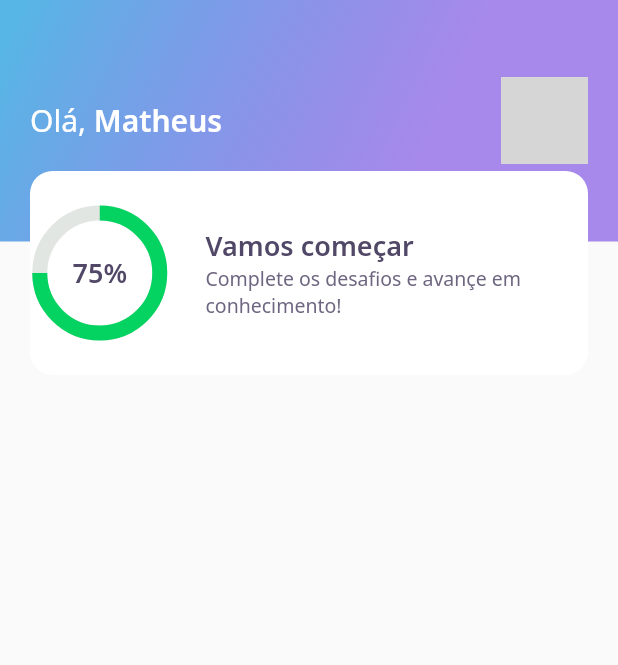
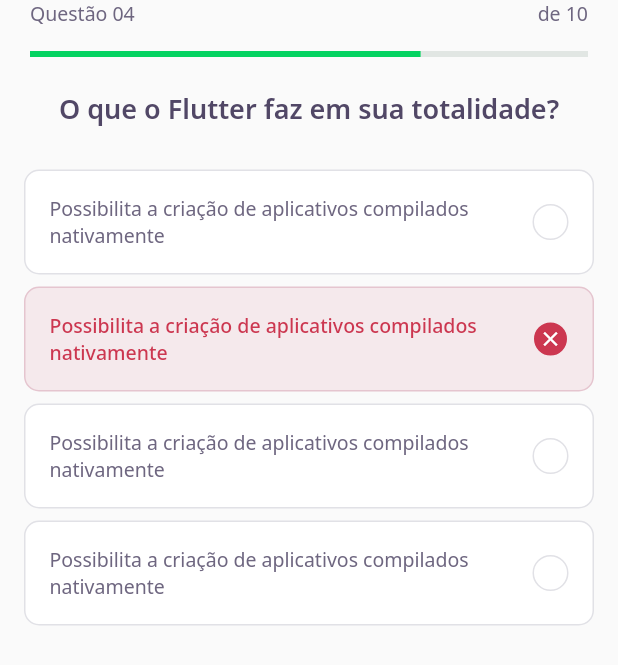
Before and after one commit to mitestainer/nlw5-flutter, a Flutter app: the screen it shows after launch, on a phone screen of 412 x 824 dp. Shown: the top 665 px of the screen. Run offline on Flutter 3.47's test engine with Material 2 defaults, Android fonts, the phone set to English and light mode, and no system bars; our stand-ins replace google_fonts; grey boxes are pictures that could not be loaded.

Commit message:
NLW#5 - Day 2

```diff
--- /dev/null
+++ b/lib/challenge/challenge_page.dart
@@ -0,0 +1,27 @@
+import 'package:devquiz/challenge/widgets/question_indicator/question_indicator_widget.dart';
+import 'package:devquiz/challenge/widgets/quiz/quiz_widget.dart';
+import 'package:flutter/material.dart';
+
+class ChallengePage extends StatefulWidget {
+  const ChallengePage({Key? key}) : super(key: key);
+
+  @override
+  _ChallengePageState createState() => _ChallengePageState();
+}
+
+class _ChallengePageState extends State<ChallengePage> {
+  @override
+  Widget build(BuildContext context) {
+    return Container(
+      child: Scaffold(
+        appBar: PreferredSize(
+          preferredSize: Size.fromHeight(60),
+          child: SafeArea(child: QuestionIndicatorWidget()),
+        ),
+        body: QuizWidget(
+          title: 'O que o Flutter faz em sua totalidade?',
+        ),
+      ),
+    );
+  }
+}
--- /dev/null
+++ b/lib/challenge/widgets/answer/answer_widget.dart
@@ -0,0 +1,83 @@
+import 'package:devquiz/core/app_colors.dart';
+import 'package:devquiz/core/app_text_styles.dart';
+import 'package:flutter/material.dart';
+
+class AnswerWidget extends StatelessWidget {
+  final String title;
+  final bool isRight;
+  final bool isSelected;
+  const AnswerWidget(
+      {Key? key,
+      required this.title,
+      this.isRight = false,
+      this.isSelected = false})
+      : super(key: key);
+
+  Color get _selectedColorRight =>
+      isRight ? AppColors.darkGreen : AppColors.darkRed;
+
+  Color get _selectedBorderRight =>
+      isRight ? AppColors.lightGreen : AppColors.lightRed;
+
+  Color get _selectedColorCardRight =>
+      isRight ? AppColors.lightGreen : AppColors.lightRed;
+
+  Color get _selectedBorderCardRight =>
+      isRight ? AppColors.green : AppColors.red;
+
+  TextStyle get _selectedTextStyleRight =>
+      isRight ? AppTextStyles.bodyDarkGreen : AppTextStyles.bodyDarkRed;
+
+  IconData get _selectedIconRight => isRight ? Icons.check : Icons.close;
+
+  @override
+  Widget build(BuildContext context) {
+    return Padding(
+      padding: const EdgeInsets.symmetric(
+        horizontal: 16,
+        vertical: 4,
+      ),
+      child: Container(
+        padding: EdgeInsets.all(16),
+        decoration: BoxDecoration(
+          color: isSelected ? _selectedColorCardRight : AppColors.white,
+          borderRadius: BorderRadius.circular(10),
+          border: Border.fromBorderSide(BorderSide(
+              color: isSelected ? _selectedBorderCardRight : AppColors.border)),
+        ),
+        child: Row(
+          mainAxisAlignment: MainAxisAlignment.spaceBetween,
+          children: [
+            Expanded(
+              child: Text(
+                title,
+                style:
+                    isSelected ? _selectedTextStyleRight : AppTextStyles.body,
+              ),
+            ),
+            Container(
+              height: 24,
+              width: 24,
+              decoration: BoxDecoration(
+                  color: isSelected ? _selectedColorRight : AppColors.white,
+                  borderRadius: BorderRadius.circular(500),
+                  border: Border.fromBorderSide(
+                    BorderSide(
+                      color:
+                          isSelected ? _selectedBorderRight : AppColors.border,
+                    ),
+                  )),
+              child: isSelected
+                  ? Icon(
+                      _selectedIconRight,
+                      size: 16,
+                      color: Colors.white,
+                    )
+                  : null,
+            ),
+          ],
+        ),
+      ),
+    );
+  }
+}
--- /dev/null
+++ b/lib/challenge/widgets/question_indicator/question_indicator_widget.dart
@@ -0,0 +1,29 @@
+import 'package:devquiz/core/app_text_styles.dart';
+import 'package:devquiz/shared/widgets/progress_indicator/progress_indicator_widget.dart';
+import 'package:flutter/material.dart';
+
+class QuestionIndicatorWidget extends StatelessWidget {
+  const QuestionIndicatorWidget({Key? key}) : super(key: key);
+
+  @override
+  Widget build(BuildContext context) {
+    return Container(
+      padding: const EdgeInsets.symmetric(horizontal: 20),
+      child: Column(
+        children: [
+          Row(
+            mainAxisAlignment: MainAxisAlignment.spaceBetween,
+            children: [
+              Text('Questão 04', style: AppTextStyles.body),
+              Text('de 10', style: AppTextStyles.body),
+            ],
+          ),
+          SizedBox(
+            height: 16,
+          ),
+          ProgressIndicatorWidget(value: 0.7)
+        ],
+      ),
+    );
+  }
+}
--- /dev/null
+++ b/lib/challenge/widgets/quiz/quiz_widget.dart
@@ -0,0 +1,43 @@
+import 'package:devquiz/challenge/widgets/answer/answer_widget.dart';
+import 'package:devquiz/core/app_text_styles.dart';
+import 'package:flutter/material.dart';
+
+class QuizWidget extends StatelessWidget {
+  final String title;
+  const QuizWidget({Key? key, required this.title}) : super(key: key);
+
+  @override
+  Widget build(BuildContext context) {
+    return Container(
+      child: Column(
+        children: [
+          Text(
+            title,
+            style: AppTextStyles.heading,
+          ),
+          SizedBox(
+            height: 24,
+          ),
+          AnswerWidget(
+            title:
+                'Possibilita a criação de aplicativos compilados nativamente',
+          ),
+          AnswerWidget(
+            isRight: false,
+            isSelected: true,
+            title:
+                'Possibilita a criação de aplicativos compilados nativamente',
+          ),
+          AnswerWidget(
+            title:
+                'Possibilita a criação de aplicativos compilados nativamente',
+          ),
+          AnswerWidget(
+            title:
+                'Possibilita a criação de aplicativos compilados nativamente',
+          ),
+        ],
+      ),
+    );
+  }
+}
--- a/lib/core/app_widget.dart
+++ b/lib/core/app_widget.dart
@@ -1,6 +1,7 @@
 //import 'package:devquiz/home/home_page.dart';
 //import 'package:devquiz/splash/splash_page.dart';
-import 'package:devquiz/home/home_page.dart';
+import 'package:devquiz/challenge/challenge_page.dart';
+//import 'package:devquiz/home/home_page.dart';
 //import 'package:devquiz/splash/splash_page.dart';
 import 'package:flutter/material.dart';
 
@@ -9,7 +10,7 @@ class AppWidget extends StatelessWidget {
   Widget build(BuildContext context) {
     return MaterialApp(
       title: "DevQuiz",
-      home: HomePage(),
+      home: ChallengePage(),
     );
   }
 }
--- a/lib/home/widgets/scorecard/scorecard_widget.dart
+++ b/lib/home/widgets/scorecard/scorecard_widget.dart
@@ -14,6 +14,8 @@ class ScorecardWidget extends StatelessWidget {
         height: 136,
         decoration: BoxDecoration(
             color: AppColors.white, borderRadius: BorderRadius.circular(15)),
+        child: Padding(
+          padding: const EdgeInsets.symmetric(horizontal: 24),
           child: Row(
             crossAxisAlignment: CrossAxisAlignment.center,
             children: [
@@ -40,6 +42,7 @@ class ScorecardWidget extends StatelessWidget {
             ],
           ),
         ),
+      ),
     );
   }
 }
--- /dev/null
+++ b/lib/shared/widgets/progress_indicator/progress_indicator_widget.dart
@@ -0,0 +1,16 @@
+import 'package:devquiz/core/app_colors.dart';
+import 'package:flutter/material.dart';
+
+class ProgressIndicatorWidget extends StatelessWidget {
+  final double value;
+  const ProgressIndicatorWidget({Key? key, required this.value})
+      : super(key: key);
+
+  @override
+  Widget build(BuildContext context) {
+    return LinearProgressIndicator(
+        value: value,
+        backgroundColor: AppColors.chartSecondary,
+        valueColor: AlwaysStoppedAnimation<Color>(AppColors.chartPrimary));
+  }
+}
```
Also changed, not shown: lib/home/home_page.dart (+35 -1 lines), lib/home/widgets/level_button/level_button_widget.dart (added, +52 -0 lines), lib/home/widgets/quiz_card/quiz_card_widget.dart (added, +44 -0 lines). Lines whose indentation alone changed are shown as unchanged.
